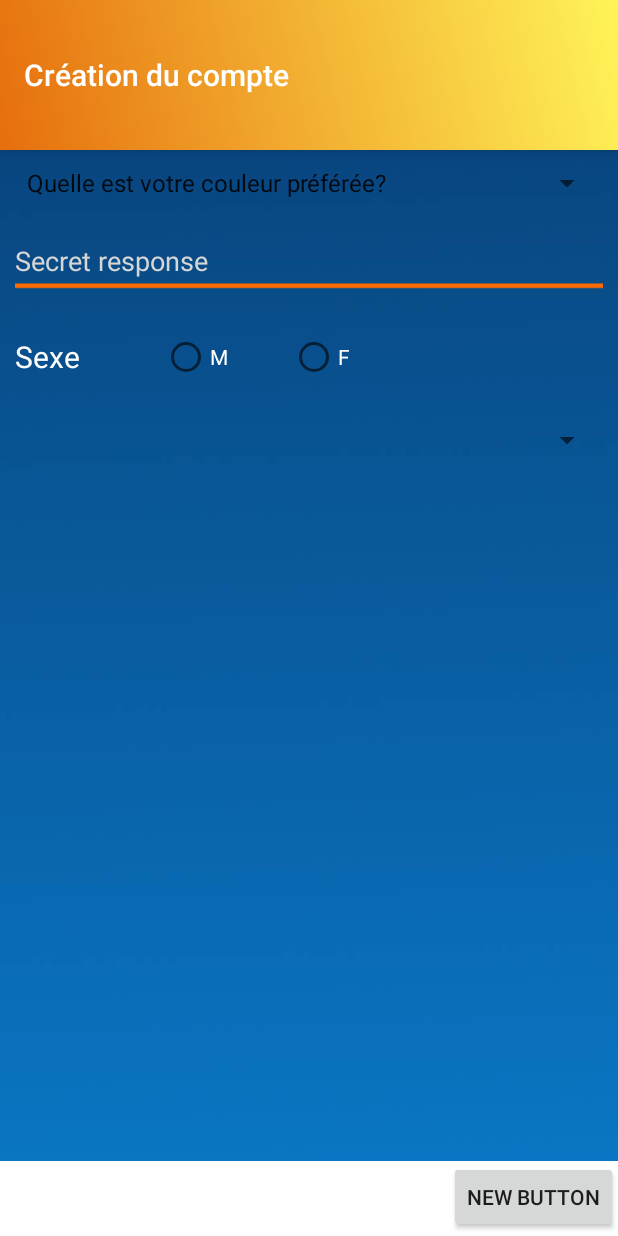
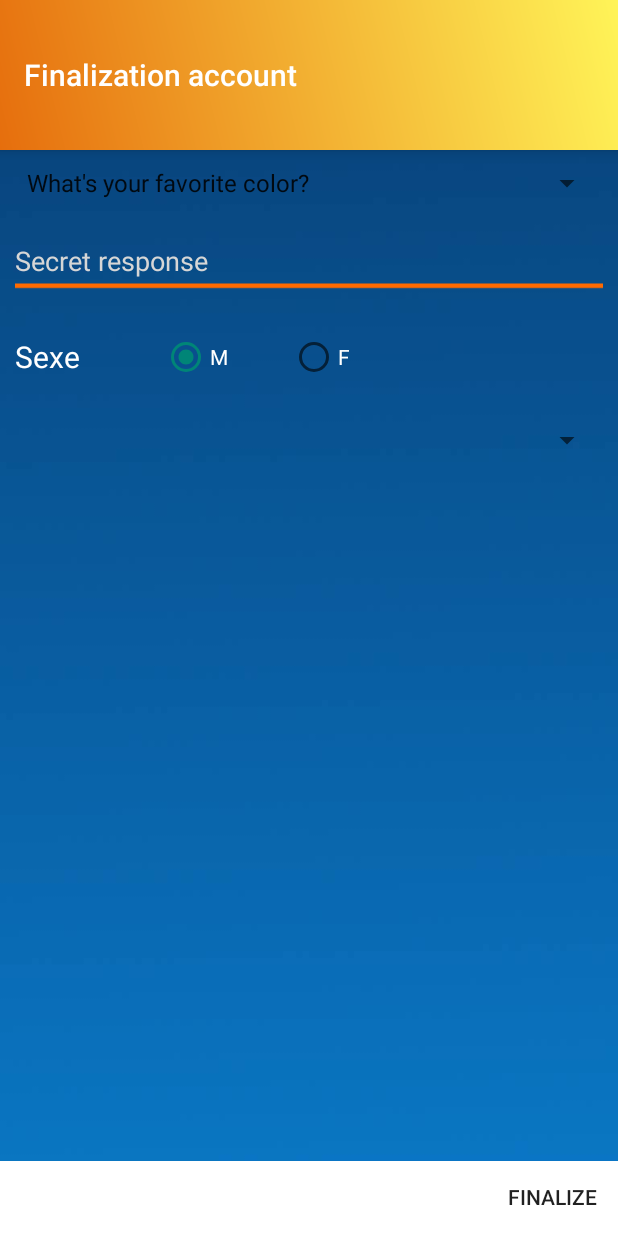
Before and after one commit to Juma94/BattleTap, an Android app: the FinalizeCreateAccountActivity screen opened directly, with no data from a screen before it, on a phone screen of 412 x 824 dp. Run offline under Robolectric (Android 15) with nearby library versions, the phone set to English and light mode, and no system bars.

Commit message:
ActionBar Modify + bouton compte

```diff
--- a/app/build.gradle
+++ b/app/build.gradle
@@ -6,7 +6,7 @@ android {
 
     defaultConfig {
         applicationId "com.julab.battletap"
-        minSdkVersion 23
+        minSdkVersion 13
         targetSdkVersion 23
         versionCode 1
         versionName "1.0"
--- a/app/src/main/AndroidManifest.xml
+++ b/app/src/main/AndroidManifest.xml
@@ -32,6 +32,8 @@
         </activity>
         <activity
             android:name=".CreateAccountActivity"
+            android:label="@string/create_account_actionBar_title"
+            android:theme="@style/CustomActionBarTheme"
             android:windowSoftInputMode="adjustResize">
         </activity>
         <activity
@@ -63,8 +65,8 @@
         </activity>
         <activity
             android:name=".FinalizeCreateAccountActivity"
-            android:label="Création du compte"
-            android:theme="@style/CustomActionBarTheme" >
+            android:label="@string/finalize_account_actionBar_title"
+            android:theme="@style/CustomActionBarTheme"
             android:windowSoftInputMode="adjustResize">
         </activity>
     </application>
--- a/app/src/main/java/com/julab/battletap/FinalizeCreateAccountActivity.java
+++ b/app/src/main/java/com/julab/battletap/FinalizeCreateAccountActivity.java
@@ -1,13 +1,17 @@
 package com.julab.battletap;
 
+import android.content.Intent;
 import android.support.v7.app.AppCompatActivity;
 import android.os.Bundle;
+import android.view.View;
 import android.widget.ArrayAdapter;
+import android.widget.Button;
 import android.widget.Spinner;
 import android.widget.SpinnerAdapter;
 
 public class FinalizeCreateAccountActivity extends AppCompatActivity {
     private Spinner secretQSpinner;
+    private Button btnFinalize;
     @Override
     protected void onCreate(Bundle savedInstanceState) {
         super.onCreate(savedInstanceState);
@@ -16,5 +20,13 @@ public class FinalizeCreateAccountActivity extends AppCompatActivity {
 
         ArrayAdapter adapter = ArrayAdapter.createFromResource(this, R.array.Question, android.R.layout.simple_spinner_item);
         secretQSpinner.setAdapter(adapter);
+        btnFinalize = (Button)findViewById(R.id.activity_finalize_create_account_btnFinalize_id);
+        btnFinalize.setOnClickListener(new View.OnClickListener() {
+            @Override
+            public void onClick(View v) {
+                Intent intent = new Intent(FinalizeCreateAccountActivity.this, ConnectionActivity.class);
+                startActivity(intent);
+            }
+        });
     }
 }
--- /dev/null
+++ b/app/src/main/res/drawable/background_btncreating_account.xml
@@ -0,0 +1,5 @@
+<?xml version="1.0" encoding="utf-8"?>
+<selector xmlns:android="http://schemas.android.com/apk/res/android">
+    <item android:state_pressed="true" android:drawable="@drawable/next_btn_degrade" />
+
+</selector>
--- a/app/src/main/res/layout/activity_finalize_create_account.xml
+++ b/app/src/main/res/layout/activity_finalize_create_account.xml
@@ -16,9 +16,10 @@
         <Button
             android:layout_width="wrap_content"
             android:layout_height="wrap_content"
-            android:text="New Button"
-            android:id="@+id/button"
-            android:layout_gravity="right" />
+            android:text="@string/activity_finalize_create_account_btnFinalize_text"
+            android:id="@+id/activity_finalize_create_account_btnFinalize_id"
+            android:layout_gravity="right"
+            android:background="@drawable/background_btncreating_account" />
     </LinearLayout>
 
     <LinearLayout
@@ -86,7 +87,7 @@
                     android:text="@string/activity_finalize_create_account_radioButtonMale_text"
                     android:textColor="#ffffff"
                     android:id="@+id/activity_finalize_create_account_radioButtonMale_id"
-                    android:checked="false"
+                    android:checked="true"
                     android:layout_weight="0.55" />
 
                 <RadioButton
--- a/app/src/main/res/layout/activity_menu.xml
+++ b/app/src/main/res/layout/activity_menu.xml
@@ -1,7 +1,9 @@
 <?xml version="1.0" encoding="utf-8"?>
 <RelativeLayout xmlns:android="http://schemas.android.com/apk/res/android"
-    xmlns:tools="http://schemas.android.com/tools" android:layout_width="match_parent"
-    android:layout_height="match_parent" android:paddingLeft="@dimen/activity_horizontal_margin"
+    xmlns:tools="http://schemas.android.com/tools"
+    android:layout_width="match_parent"
+    android:layout_height="match_parent"
+    android:paddingLeft="@dimen/activity_horizontal_margin"
     android:paddingRight="@dimen/activity_horizontal_margin"
     android:paddingTop="@dimen/activity_vertical_margin"
     android:paddingBottom="@dimen/activity_vertical_margin"
--- a/app/src/main/res/values/strings.xml
+++ b/app/src/main/res/values/strings.xml
@@ -2,12 +2,16 @@
     <string name="app_name">Battle Tap</string>
 
     <!--  Create Account Activity -->
+    <string name="create_account_actionBar_title">Creating account</string>
     <string name="createAccountButton">Create</string>
     <string name="activity_create_account_editText_pseudo_text">Pseudo</string>
     <string name="activity_create_account_pwd_editText_text">Password</string>
     <string name="activity_create_account_pwdConfirm_editText_text">Confirm password</string>
     <string name="activity_create_account_title_text">Create Account</string>
     <string name="activity_create_account_EditText_Email_hint_text">Email</string>
+
+    <!--  Finalize Account Activity -->
+    <string name="finalize_account_actionBar_title">Finalization account</string>
 
     <!--  BluetoothBattle -->
     <string name="send">Send</string>
@@ -76,13 +80,44 @@
     <string name="activity_finalize_create_account_radioButtonFemale_text">F</string>
     <string name="activity_finalize_create_account_sexe_text">Sexe</string>
     <string name="activity_finalize_create_account_secret_response_hint">Secret response</string>
-    <string name="activity_finalize_create_account_btnFinalize_text">Finalize creating account</string>
+    <string name="activity_finalize_create_account_btnFinalize_text">Finalize</string>
+    <string name="we_miss_you_toast">We missed you</string>
 
 
     <!--Test-->
     <string-array name="Question">
-        <item>Quelle est votre couleur préférée?</item>
-        <item>Combien de soeur avez-vous?</item>
-        <item>Quel est le surnom de votre enfance?</item>
+        <item>What\'s your favorite color?</item>
+        <item>How many sisters do you have?</item>
+        <item>What is the nickname of your childhood ?</item>
+        <item>What\'s your favorite color?</item>
+        <item>How many sisters do you have?</item>
+        <item>What is the nickname of your childhood ?</item>
+        <item>What\'s your favorite color?</item>
+        <item>How many sisters do you have?</item>
+        <item>What is the nickname of your childhood ?</item>
+        <item>What\'s your favorite color?</item>
+        <item>How many sisters do you have?</item>
+        <item>What is the nickname of your childhood ?</item>
+        <item>What\'s your favorite color?</item>
+        <item>How many sisters do you have?</item>
+        <item>What is the nickname of your childhood ?</item>
+        <item>What\'s your favorite color?</item>
+        <item>How many sisters do you have?</item>
+        <item>What is the nickname of your childhood ?</item>
+        <item>What\'s your favorite color?</item>
+        <item>How many sisters do you have?</item>
+        <item>What is the nickname of your childhood ?</item>
+        <item>What\'s your favorite color?</item>
+        <item>How many sisters do you have?</item>
+        <item>What is the nickname of your childhood ?</item>
+        <item>What\'s your favorite color?</item>
+        <item>How many sisters do you have?</item>
+        <item>What is the nickname of your childhood ?</item>
+        <item>What\'s your favorite color?</item>
+        <item>How many sisters do you have?</item>
+        <item>What is the nickname of your childhood ?</item>
+        <item>What\'s your favorite color?</item>
+        <item>How many sisters do you have?</item>
+        <item>What is the nickname of your childhood ?</item>
     </string-array>
 </resources>
--- a/app/src/main/res/values/styles.xml
+++ b/app/src/main/res/values/styles.xml
@@ -22,6 +22,7 @@
         <item name="android:actionBarSize">100dip</item>
         <!-- Support library compatibility -->
         <item name="actionBarStyle">@style/MyActionBar</item>
+
     </style>
 
     <!-- ActionBar styles -->
@@ -30,6 +31,7 @@
         <item name="android:background">@drawable/action_bar_color</item>
 
 
+
         <!-- Support library compatibility -->
         <item name="background">@drawable/action_bar_color</item>
     </style>
```
Also changed, not shown: app/src/main/java/com/julab/battletap/ConnectionActivity.java (+25 -1 lines), app/src/main/res/layout/activity_create_account.xml (+9 -17 lines), app/src/main/res/drawable/next.png (added), app/src/main/res/drawable/next_btn.png (added), app/src/main/res/drawable/next_btn_degrade.png (added), 37 other files.
